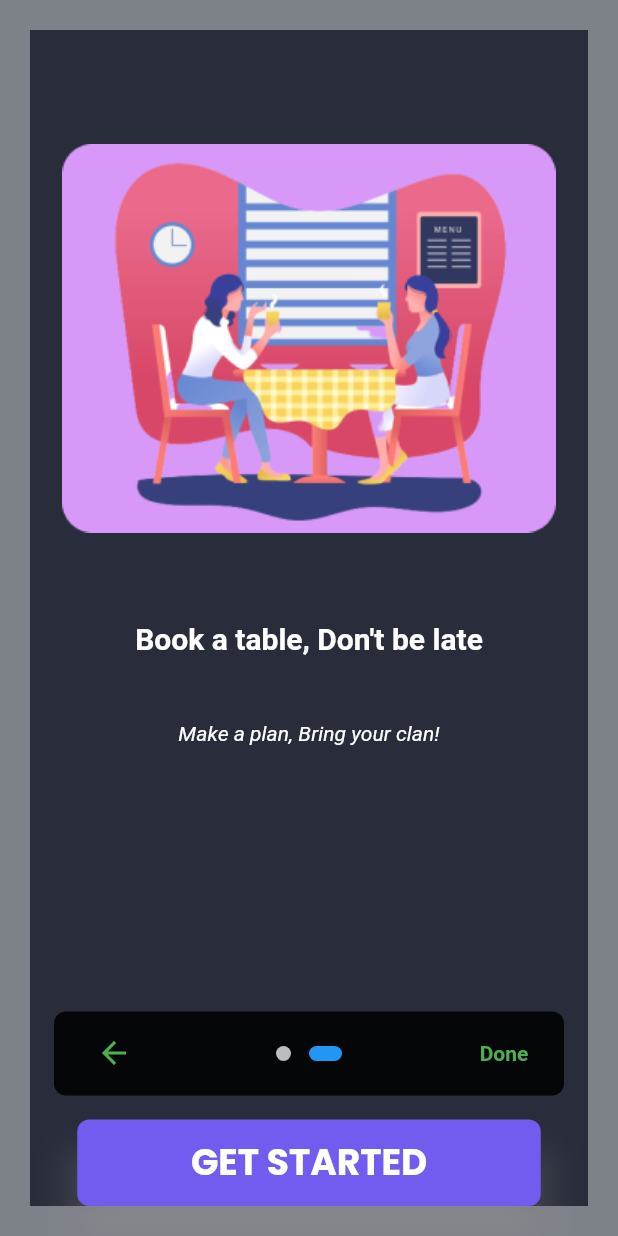
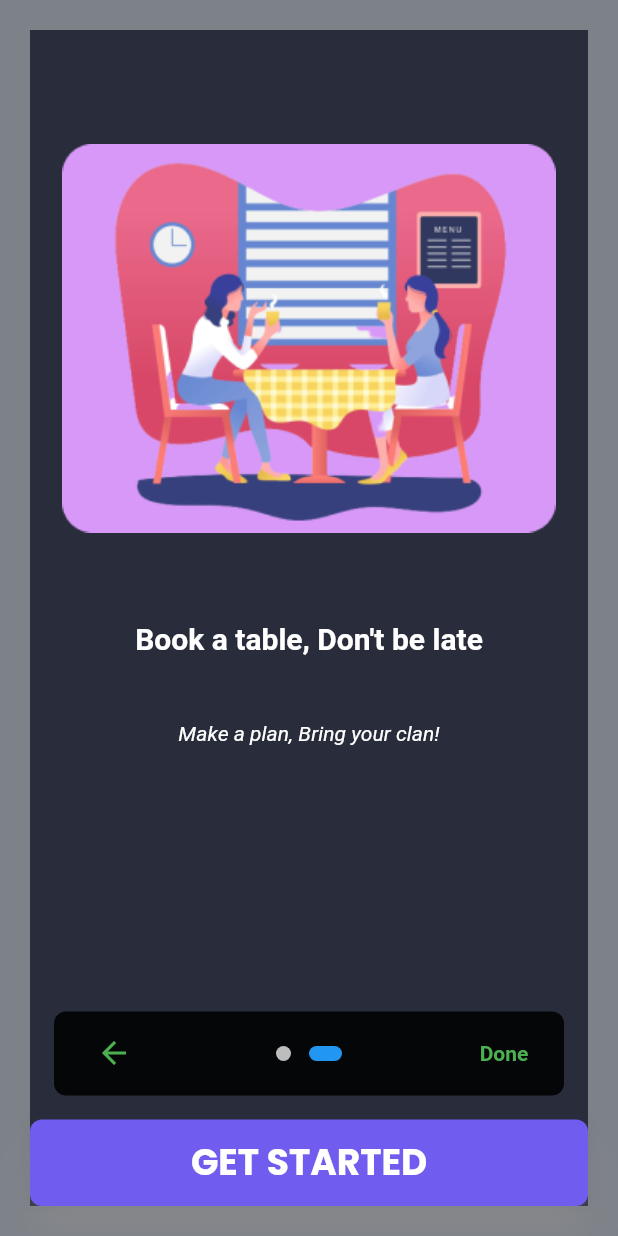
Before and after one commit to sanjiv576/Table_Reservation_Mobile_App, a Flutter app: the screen it shows after launch, swiped to page 2, on a phone screen of 412 x 824 dp. Run offline on Flutter 3.47's test engine with Material 2 defaults, Android fonts, the light colour scheme and no system bars; drawn by our look-alikes of introduction_screen; our stand-ins replace animated_text_kit, awesome_snackbar_content, connectivity_plus, curved_labeled_navigation_bar, dartz, dio and 16 more; missing offline and left inert: all_sensors2, flutter_phone_direct_caller, khalti_flutter; accounts and stored records are empty; project files that could hold a hidden picture were left out.

Commit message:
ehance user experience after sign up and introduction screen

```diff
--- a/lib/features/auth/presentation/viewmodel/auth_view_model.dart
+++ b/lib/features/auth/presentation/viewmodel/auth_view_model.dart
@@ -4,6 +4,7 @@ import 'package:awesome_snackbar_content/awesome_snackbar_content.dart';
 import 'package:dartz/dartz.dart';
 import 'package:flutter/material.dart';
 import 'package:flutter_riverpod/flutter_riverpod.dart';
+import 'package:fluttertoast/fluttertoast.dart';
 
 import '../../../../config/router/app_route.dart';
 import '../../../../core/common/widget/snackbar_messages.dart';
@@ -49,6 +50,10 @@ class AuthViewModel extends StateNotifier<AuthState> {
         // registration success
         (registerSuccess) {
       state = state.copyWith(isLoading: false, error: null);
+
+      Fluttertoast.showToast(
+          msg: 'User registration is successful. Now login.');
+      Navigator.popAndPushNamed(context, AppRoute.signInRoute);
     });
   }
 
--- a/lib/features/intro/presentation/view/intro_view.dart
+++ b/lib/features/intro/presentation/view/intro_view.dart
@@ -48,7 +48,8 @@ class IntroView extends ConsumerWidget {
               child: Container(),
             ),
             globalFooter: SizedBox(
-              width: DeviceSize.width * .75,
+              // width: DeviceSize.width * .75,
+              width: double.infinity,
               height: DeviceSize.height * .07,
               child: ElevatedButton(
                 style: ElevatedButton.styleFrom(
```
